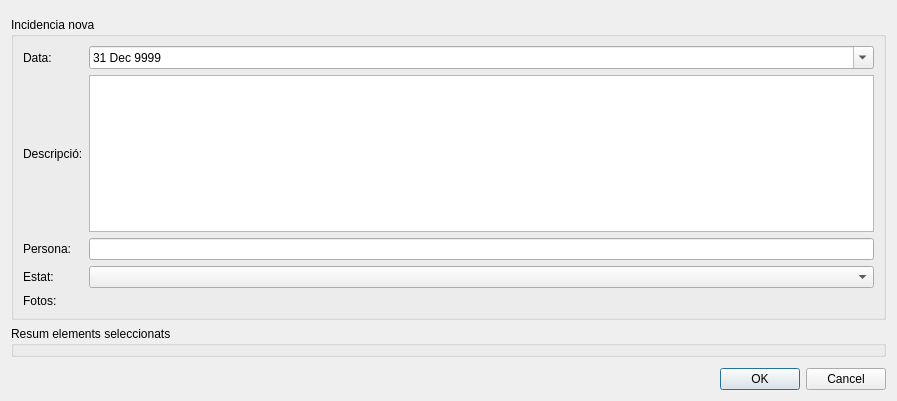
The window that gestor_incidencies_dialog_base.ui (psigcat/gestor_incidencies) describes before a commit, drawn with Qt 5.
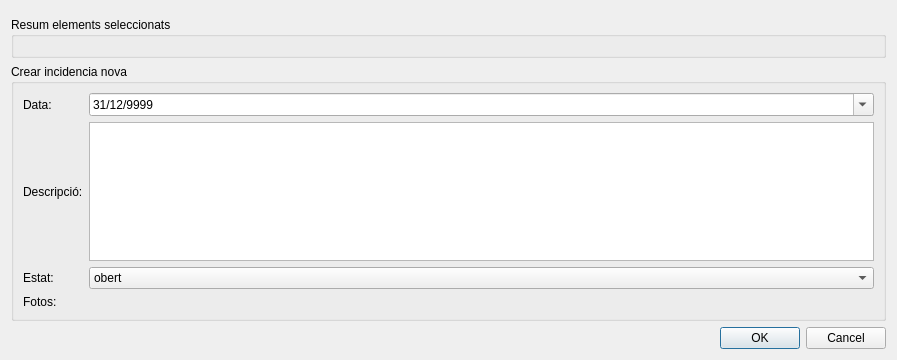
The same window after the commit. Custom widgets are drawn as their Qt base class.

Commit message: reload ui if selection changes, change conf, take user from service, see #1

The edit to the form file:
```diff
--- a/gestor_incidencies_dialog_base.ui
+++ b/gestor_incidencies_dialog_base.ui
@@ -7,7 +7,7 @@
     <x>0</x>
     <y>0</y>
     <width>897</width>
-    <height>401</height>
+    <height>360</height>
    </rect>
   </property>
   <property name="windowTitle">
@@ -24,90 +24,103 @@
      </property>
     </widget>
    </item>
+   <item>
+    <widget class="QGroupBox" name="resum_box">
+     <property name="title">
+      <string>Resum elements seleccionats</string>
+     </property>
+     <layout class="QVBoxLayout" name="verticalLayout_2"/>
+    </widget>
+   </item>
    <item>
     <widget class="QGroupBox" name="groupBox">
      <property name="title">
-      <string>Incidencia nova</string>
+      <string>Crear incidencia nova</string>
      </property>
      <layout class="QGridLayout" name="gridLayout">
+      <item row="2" column="0">
+       <widget class="QLabel" name="label_4">
+        <property name="text">
+         <string>Estat:</string>
+        </property>
+       </widget>
+      </item>
       <item row="2" column="2">
-       <widget class="QLineEdit" name="incidencia_persona"/>
+       <widget class="QComboBox" name="estat">
+        <item>
+         <property name="text">
+          <string>obert</string>
+         </property>
+        </item>
+        <item>
+         <property name="text">
+          <string>en tràmit</string>
+         </property>
+        </item>
+        <item>
+         <property name="text">
+          <string>tancat</string>
+         </property>
+        </item>
+       </widget>
+      </item>
+      <item row="1" column="2">
+       <widget class="QPlainTextEdit" name="descripcio"/>
+      </item>
+      <item row="3" column="2">
+       <widget class="QgsFileWidget" name="fotos">
+        <property name="storageMode">
+         <enum>QgsFileWidget::GetMultipleFiles</enum>
+        </property>
+       </widget>
+      </item>
+      <item row="1" column="0">
+       <widget class="QLabel" name="label_2">
+        <property name="text">
+         <string>Descripció:</string>
+        </property>
+       </widget>
+      </item>
+      <item row="3" column="0">
+       <widget class="QLabel" name="label_5">
+        <property name="text">
+         <string>Fotos:</string>
+        </property>
+       </widget>
+      </item>
+      <item row="0" column="0">
+       <widget class="QLabel" name="label">
+        <property name="text">
+         <string>Data:</string>
+        </property>
+       </widget>
       </item>
       <item row="0" column="2">
        <widget class="QDateEdit" name="incidencia_data">
         <property name="dateTime">
          <datetime>
-          <hour>23</hour>
-          <minute>59</minute>
-          <second>59</second>
+          <hour>0</hour>
+          <minute>0</minute>
+          <second>0</second>
           <year>9999</year>
           <month>12</month>
           <day>31</day>
          </datetime>
         </property>
+        <property name="displayFormat">
+         <string>d/M/yyyy</string>
+        </property>
         <property name="calendarPopup">
          <bool>true</bool>
         </property>
-       </widget>
-      </item>
-      <item row="3" column="2">
-       <widget class="QComboBox" name="incidencia_estat"/>
-      </item>
-      <item row="2" column="0">
-       <widget class="QLabel" name="label_3">
-        <property name="text">
-         <string>Persona:</string>
-        </property>
-       </widget>
-      </item>
-      <item row="1" column="2">
-       <widget class="QPlainTextEdit" name="incidencia_descripcio"/>
-      </item>
-      <item row="0" column="0">
-       <widget class="QLabel" name="label">
-        <property name="text">
-         <string>Data:</string>
-        </property>
-       </widget>
-      </item>
-      <item row="1" column="0">
-       <widget class="QLabel" name="label_2">
-        <property name="text">
-         <string>Descripció:</string>
-        </property>
-       </widget>
-      </item>
-      <item row="3" column="0">
-       <widget class="QLabel" name="label_4">
-        <property name="text">
-         <string>Estat:</string>
-        </property>
-       </widget>
-      </item>
-      <item row="4" column="0">
-       <widget class="QLabel" name="label_5">
-        <property name="text">
-         <string>Fotos:</string>
-        </property>
-       </widget>
-      </item>
-      <item row="4" column="2">
-       <widget class="QgsFileWidget" name="incidencia_fotos">
-        <property name="storageMode">
-         <enum>QgsFileWidget::GetMultipleFiles</enum>
+        <property name="currentSectionIndex">
+         <number>0</number>
         </property>
        </widget>
       </item>
      </layout>
     </widget>
    </item>
-   <item>
-    <widget class="QGroupBox" name="resum_box">
-     <property name="title">
-      <string>Resum elements seleccionats</string>
-     </property>
-    </widget>
-   </item>
    <item>
     <spacer name="verticalSpacer">
      <property name="orientation">
```
Left out of the diff: 8 changed lines with no effect on the pictures. The commit also changes 4 other files.
